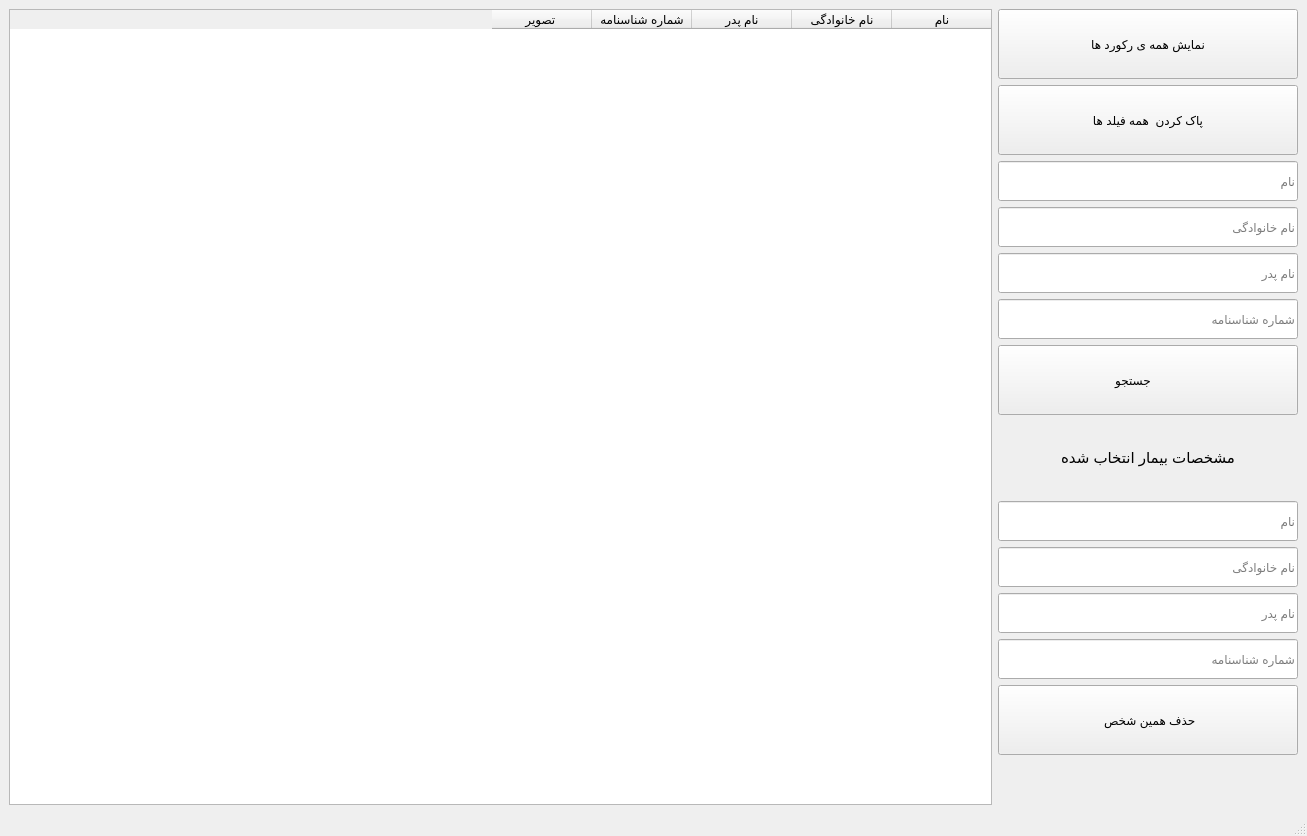
ali-ghazi78/AP-final_project, file gui/new_gui/patient_list/patient_list.ui: the form before one commit.
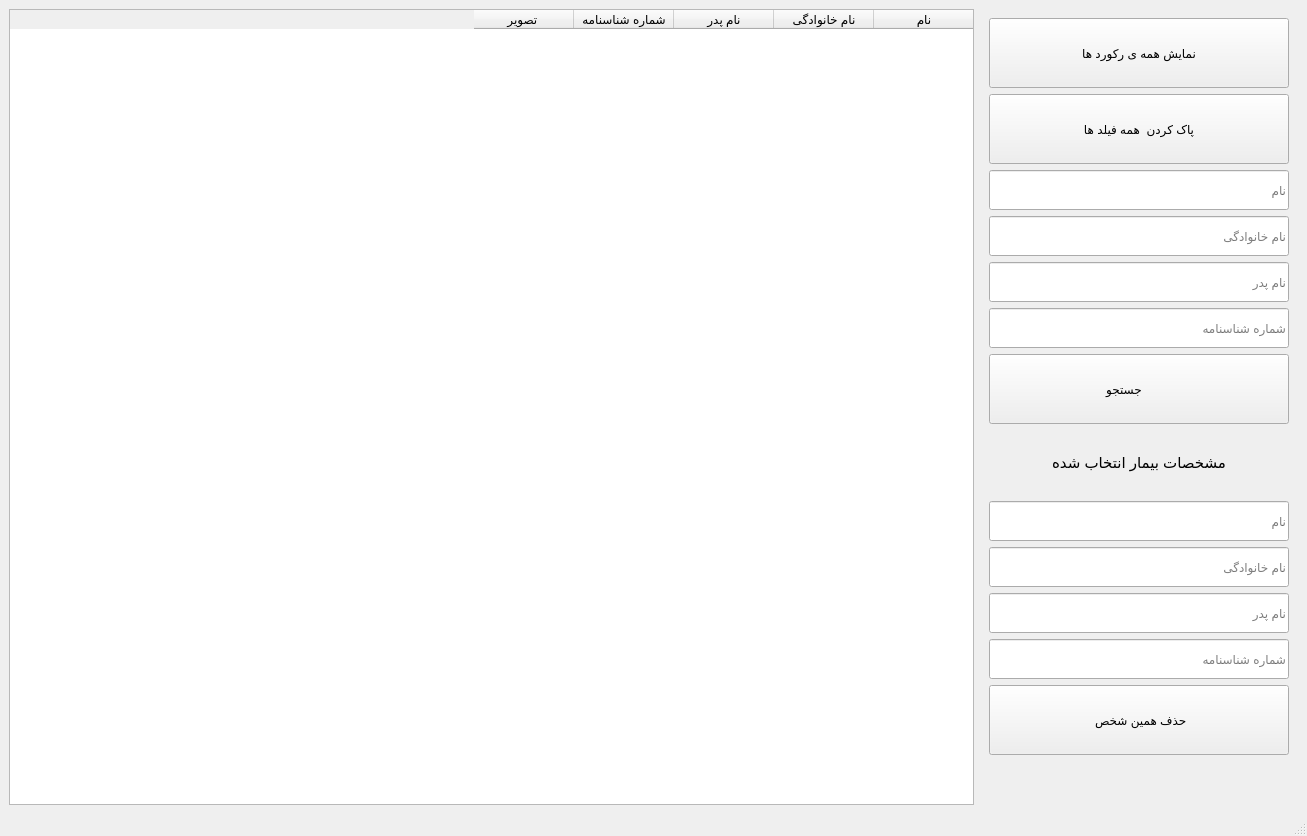
The form after the commit. Icons and pictures are not drawn.

```diff
--- a/gui/new_gui/patient_list/patient_list.ui
+++ b/gui/new_gui/patient_list/patient_list.ui
@@ -69,6 +69,7 @@
      </widget>
     </item>
     <item>
+     <widget class="QWidget" name="widgetlayout" native="true">
      <layout class="QVBoxLayout" name="verticalLayout">
       <property name="bottomMargin">
        <number>50</number>
@@ -384,6 +385,7 @@
        </widget>
       </item>
      </layout>
+     </widget>
     </item>
    </layout>
   </widget>
```
Lines whose indentation alone changed are shown as unchanged.
